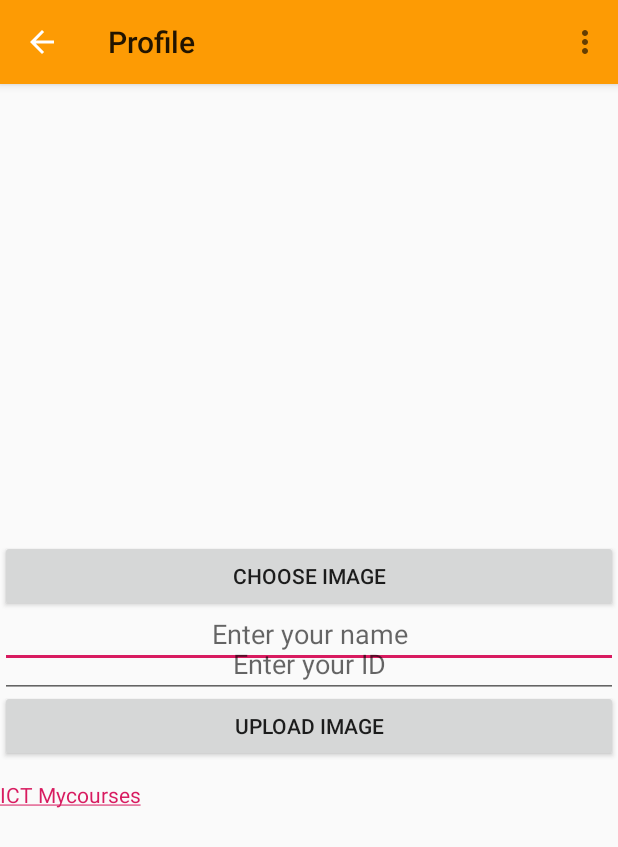
After one commit to Ltrock/WirelessEd, an Android app: the ProfilePage screen opened directly, with no data from a screen before it, on a phone screen of 412 x 824 dp. The commit adds this screen. Shown: the top 847 px of the screen. Run offline under Robolectric (Android 15) with nearby library versions, the phone set to English and light mode, and no system bars; our stand-ins replace Firebase (no records; nobody signed in at launch, a user with empty details on screens opened directly).

Commit message:
before do Module page Fin upload pic and weblink

```diff
--- a/app/src/main/AndroidManifest.xml
+++ b/app/src/main/AndroidManifest.xml
@@ -11,7 +11,8 @@
         android:roundIcon="@mipmap/ic_launcher_round"
         android:supportsRtl="true"
         android:theme="@style/AppTheme">
-        <activity android:name=".Module"></activity>
+        <activity android:name=".ProfilePage"></activity>
+        <activity android:name=".Module" />
         <activity android:name=".SplashScreen">
             <intent-filter>
                 <action android:name="android.intent.action.MAIN" />
--- /dev/null
+++ b/app/src/main/java/com/example/wireless/ProfilePage.java
@@ -0,0 +1,261 @@
+package com.example.wireless;
+
+import android.app.ProgressDialog;
+import android.content.ContentResolver;
+import android.content.Intent;
+import android.graphics.Bitmap;
+import android.net.Uri;
+import android.provider.MediaStore;
+import android.support.annotation.NonNull;
+import android.support.v7.app.AppCompatActivity;
+import android.os.Bundle;
+import android.support.v7.widget.Toolbar;
+import android.text.method.LinkMovementMethod;
+import android.view.Menu;
+import android.view.MenuItem;
+import android.view.View;
+import android.webkit.MimeTypeMap;
+import android.widget.Button;
+import android.widget.EditText;
+import android.widget.ImageView;
+import android.widget.TextView;
+import android.widget.Toast;
+
+import com.google.android.gms.tasks.OnFailureListener;
+import com.google.android.gms.tasks.OnSuccessListener;
+import com.google.firebase.database.DatabaseReference;
+import com.google.firebase.database.FirebaseDatabase;
+import com.google.firebase.storage.FirebaseStorage;
+import com.google.firebase.storage.OnProgressListener;
+import com.google.firebase.storage.StorageReference;
+import com.google.firebase.storage.UploadTask;
+
+import java.io.IOException;
+
+public class ProfilePage extends AppCompatActivity {
+    // Folder path for Firebase Storage.
+    String Storage_Path = "Image_Uploads/";
+
+    // Root Database Name for Firebase Database.
+    String Database_Path = "Image_Upload_Database";
+
+    Button ChooseButton, UploadButton;
+
+    EditText Name,ID ;
+
+    ImageView SelectImage;
+
+    // Creating URI.
+    Uri FilePathUri;
+
+    // Creating StorageReference and DatabaseReference object.
+    StorageReference storageReference;
+    DatabaseReference databaseReference;
+
+    // Image request code for onActivityResult() .
+    int Image_Request_Code = 7;
+
+    ProgressDialog progressDialog ;
+    @Override
+    protected void onCreate(Bundle savedInstanceState) {
+        super.onCreate(savedInstanceState);
+        setContentView(R.layout.activity_profile_page);
+        View v = getLayoutInflater().inflate(R.layout.activity_profile_page,null);
+        Toolbar mToolbar = findViewById(R.id.toolbar);
+        mToolbar.setTitle(getString(R.string.profile));
+        setSupportActionBar(mToolbar);
+        //
+        mToolbar.setNavigationIcon(R.drawable.ic_arrow_back_black_24dp);
+
+        // Assign FirebaseStorage instance to storageReference.
+        storageReference = FirebaseStorage.getInstance().getReference();
+
+        // Assign FirebaseDatabase instance with root database name.
+        databaseReference = FirebaseDatabase.getInstance().getReference(Database_Path);
+
+        //Assign ID'S to button.
+        ChooseButton = (Button)findViewById(R.id.ButtonChooseImage);
+        UploadButton = (Button)findViewById(R.id.ButtonUploadImage);
+
+        // Assign ID's to EditText.
+        Name = (EditText)findViewById(R.id.NameEditText);
+        ID = (EditText)findViewById(R.id.IDEditText);
+
+        // Assign ID'S to image view.
+        SelectImage = (ImageView)findViewById(R.id.ShowImageView);
+
+        // Assigning Id to ProgressDialog.
+        progressDialog = new ProgressDialog(ProfilePage.this);
+
+        TextView t = (TextView)findViewById(R.id.textlink);
+        t.setMovementMethod(LinkMovementMethod.getInstance());
+
+        mToolbar.setNavigationOnClickListener(new View.OnClickListener() {
+            @Override
+            public void onClick(View view) {
+                finish();
+            }
+        });
+        ChooseButton.setOnClickListener(new View.OnClickListener() {
+
+            @Override
+            public void onClick(View view) {
+                // Creating intent.
+                Intent intent = new Intent();
+
+                // Setting intent type as image to select image from phone storage.
+                intent.setType("image/*");
+                intent.setAction(Intent.ACTION_GET_CONTENT);
+                startActivityForResult(Intent.createChooser(intent, "Select Image"), Image_Request_Code);
+
+            }
+        });
+
+
+        // Adding click listener to Upload image button.
+        UploadButton.setOnClickListener(new View.OnClickListener() {
+            @Override
+            public void onClick(View view) {
+
+                // Calling method to upload selected image on Firebase storage.
+                UploadImageFileToFirebaseStorage();
+
+            }
+        });
+    }
+    @Override
+    protected void onActivityResult(int requestCode, int resultCode, Intent data) {
+
+        super.onActivityResult(requestCode, resultCode, data);
+
+        if (requestCode == Image_Request_Code && resultCode == RESULT_OK && data != null && data.getData() != null) {
+
+            FilePathUri = data.getData();
+
+            try {
+
+                // Getting selected image into Bitmap.
+                Bitmap bitmap = MediaStore.Images.Media.getBitmap(getContentResolver(), FilePathUri);
+
+                // Setting up bitmap selected image into ImageView.
+                SelectImage.setImageBitmap(bitmap);
+
+                // After selecting image change choose button above text.
+                ChooseButton.setText("Image Selected");
+
+            }
+            catch (IOException e) {
+
+                e.printStackTrace();
+            }
+        }
+    }
+
+    // Creating Method to get the selected image file Extension from File Path URI.
+    public String GetFileExtension(Uri uri) {
+
+        ContentResolver contentResolver = getContentResolver();
+
+        MimeTypeMap mimeTypeMap = MimeTypeMap.getSingleton();
+
+        // Returning the file Extension.
+        return mimeTypeMap.getExtensionFromMimeType(contentResolver.getType(uri)) ;
+
+    }
+
+    // Creating UploadImageFileToFirebaseStorage method to upload image on storage.
+    public void UploadImageFileToFirebaseStorage() {
+
+        // Checking whether FilePathUri Is empty or not.
+        if (FilePathUri != null) {
+
+            // Setting progressDialog Title.
+            progressDialog.setTitle("Image is Uploading...");
+
+            // Showing progressDialog.
+            progressDialog.show();
+
+            // Creating second StorageReference.
+            StorageReference storageReference2nd = storageReference.child(Storage_Path + System.currentTimeMillis() + "." + GetFileExtension(FilePathUri));
+
+            // Adding addOnSuccessListener to second StorageReference.
+            storageReference2nd.putFile(FilePathUri)
+                    .addOnSuccessListener(new OnSuccessListener<UploadTask.TaskSnapshot>() {
+                        @Override
+                        public void onSuccess(UploadTask.TaskSnapshot taskSnapshot) {
+
+                            String TempName = Name.getText().toString().trim();
+                            String TempID = ID.getText().toString().trim();
+
+                            // Hiding the progressDialog after done uploading.
+                            progressDialog.dismiss();
+
+                            // Showing toast message after done uploading.
+                            Toast.makeText(getApplicationContext(), "Image Uploaded Successfully ", Toast.LENGTH_LONG).show();
+
+                            @SuppressWarnings("VisibleForTests")
+                            ImgUpload imageUploadInfo = new ImgUpload(TempName, taskSnapshot.getStorage().getDownloadUrl().toString());
+                            ImgUpload imageUploadInfoID = new ImgUpload(TempID, taskSnapshot.getStorage().getDownloadUrl().toString());
+
+                            // Getting image upload ID.
+                            String ImageUploadId = databaseReference.push().getKey();
+
+                            // Adding image upload id s child element into databaseReference.
+                            databaseReference.child(ImageUploadId).setValue(imageUploadInfo);
+                        }
+                    })
+                    // If something goes wrong .
+                    .addOnFailureListener(new OnFailureListener() {
+                        @Override
+                        public void onFailure(@NonNull Exception exception) {
+
+                            // Hiding the progressDialog.
+                            progressDialog.dismiss();
+
+                            // Showing exception erro message.
+                            Toast.makeText(ProfilePage.this, exception.getMessage(), Toast.LENGTH_LONG).show();
+                        }
+                    })
+
+                    // On progress change upload time.
+                    .addOnProgressListener(new OnProgressListener<UploadTask.TaskSnapshot>() {
+                        @Override
+                        public void onProgress(UploadTask.TaskSnapshot taskSnapshot) {
+
+                            // Setting progressDialog Title.
+                            progressDialog.setTitle("Image is Uploading...");
+
+                        }
+                    });
+        }
+        else {
+
+            Toast.makeText(ProfilePage.this, "Please add all required data", Toast.LENGTH_LONG).show();
+
+        }
+    }
+
+
+    @Override
+    public boolean onCreateOptionsMenu(Menu menu) {
+        getMenuInflater().inflate(R.menu.menu_main, menu);
+        return true;
+
+    }
+    @Override
+    public boolean onOptionsItemSelected(MenuItem item) {
+        // Handle action bar item clicks here. The action bar will
+        // automatically handle clicks on the Home/Up button, so long
+        // as you specify a parent activity in AndroidManifest.xml.
+        int id = item.getItemId();
+
+        //noinspection SimplifiableIfStatement
+        if (id == R.id.profile) {
+            Intent intent = new Intent(this,ProfilePage.class);
+            this.startActivity(intent);
+            return true;
+        }
+
+        return super.onOptionsItemSelected(item);
+    }
+}
--- /dev/null
+++ b/app/src/main/res/layout/activity_profile_page.xml
@@ -0,0 +1,75 @@
+<?xml version="1.0" encoding="utf-8"?>
+<android.support.design.widget.CoordinatorLayout
+    xmlns:android="http://schemas.android.com/apk/res/android"
+    xmlns:app="http://schemas.android.com/apk/res-auto"
+    xmlns:tools="http://schemas.android.com/tools"
+    android:layout_width="match_parent"
+    android:layout_height="match_parent"
+    android:fitsSystemWindows="true"
+    >
+
+    <android.support.design.widget.AppBarLayout
+        android:layout_width="match_parent"
+        android:layout_height="wrap_content"
+        android:theme="@style/AppTheme">
+
+        <android.support.v7.widget.Toolbar
+            android:id="@+id/toolbar"
+            android:layout_width="match_parent"
+            android:layout_height="?attr/actionBarSize"
+            android:background="?attr/colorPrimary"
+            app:popupTheme="@style/AppTheme"/>
+
+    </android.support.design.widget.AppBarLayout>
+
+
+    <ImageView
+        android:layout_width="fill_parent"
+        android:layout_height="200dp"
+        android:id="@+id/ShowImageView"
+        android:layout_below="@+id/textview"
+        android:layout_marginTop="50dp"/>
+
+    <Button
+        android:layout_width="fill_parent"
+        android:layout_height="wrap_content"
+        android:id="@+id/ButtonChooseImage"
+        android:layout_below="@+id/ShowImageView"
+        android:layout_marginTop="360dp"
+        android:text="Choose Image"/>
+
+    <EditText
+        android:layout_width="fill_parent"
+        android:layout_height="wrap_content"
+        android:id="@+id/NameEditText"
+        android:layout_below="@+id/ButtonChooseImage"
+        android:layout_marginTop="400dp"
+        android:hint="Enter your name"
+        android:gravity="center"/>
+    <EditText
+        android:layout_width="fill_parent"
+        android:layout_height="wrap_content"
+        android:id="@+id/IDEditText"
+        android:layout_below="@+id/ButtonChooseImage"
+        android:layout_marginTop="420dp"
+        android:hint="Enter your ID"
+        android:gravity="center"/>
+
+    <Button
+        android:id="@+id/ButtonUploadImage"
+        android:layout_width="fill_parent"
+        android:layout_height="wrap_content"
+        android:layout_below="@+id/NameEditText"
+        android:layout_marginTop="460dp"
+        android:text="Upload Image" />
+
+    <TextView
+        android:id="@+id/textlink"
+        android:layout_width="wrap_content"
+        android:layout_height="wrap_content"
+        android:layout_below="@+id/ButtonUploadImage"
+        android:layout_marginTop="520dp"
+        android:text="@string/link" />
+
+
+</android.support.design.widget.CoordinatorLayout>
--- a/app/src/main/res/menu/menu_main.xml
+++ b/app/src/main/res/menu/menu_main.xml
@@ -4,9 +4,16 @@
     android:layout_width="match_parent"
 
     android:layout_height="match_parent">
+
+    <!--show option menu-->
     <item
-        android:id="@+id/action"
+        android:id="@+id/note"
         android:orderInCategory="100"
-        android:title="@string/action"
+        android:title="Note"
+        app:showAsAction="never"/>
+    <item
+        android:id="@+id/profile"
+        android:orderInCategory="100"
+        android:title="Profile"
         app:showAsAction="never"/>
 </menu>
--- a/app/src/main/res/values/strings.xml
+++ b/app/src/main/res/values/strings.xml
@@ -1,8 +1,7 @@
 <resources>
     <string name="app_name">Wireless</string>
-    <string name="action">Logout</string>
-    <!-- TODO: Remove or change this placeholder text -->
-    <string name="hello_blank_fragment">Hello blank fragment</string>
+    <string name="profile">Profile</string>
+    <string name="link"><a href="https://mycourses.ict.mahidol.ac.th/icthome/index.php">ICT Mycourses</a></string>
 
 
 </resources>
--- a/build.gradle
+++ b/build.gradle
@@ -9,7 +9,7 @@ buildscript {
 
     }
     dependencies {
-        classpath 'com.android.tools.build:gradle:3.3.1'
+        classpath 'com.android.tools.build:gradle:3.3.2'
         classpath 'com.google.gms:google-services:4.2.0'
 
     }
```
Also changed, not shown: app/build.gradle (+11 -3 lines), app/src/main/java/com/example/wireless/Firstpage.java (+0 -13 lines), app/src/main/java/com/example/wireless/ImgUpload.java (added, +27 -0 lines), app/src/main/java/com/example/wireless/Module.java (+26 -0 lines).
